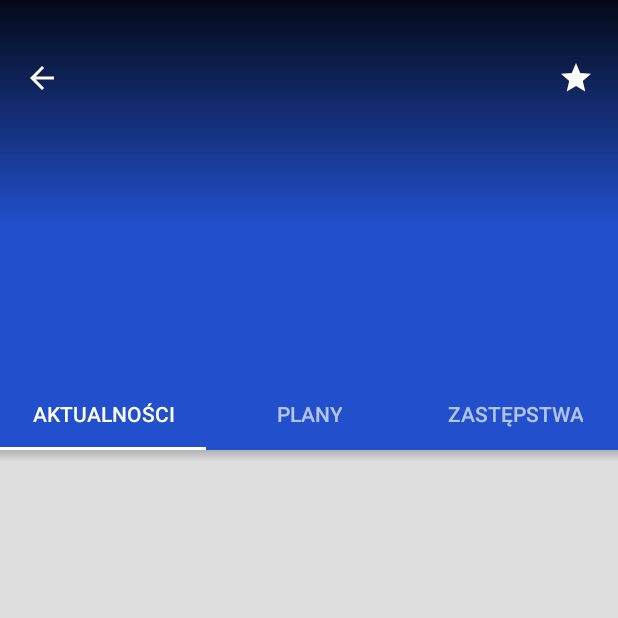
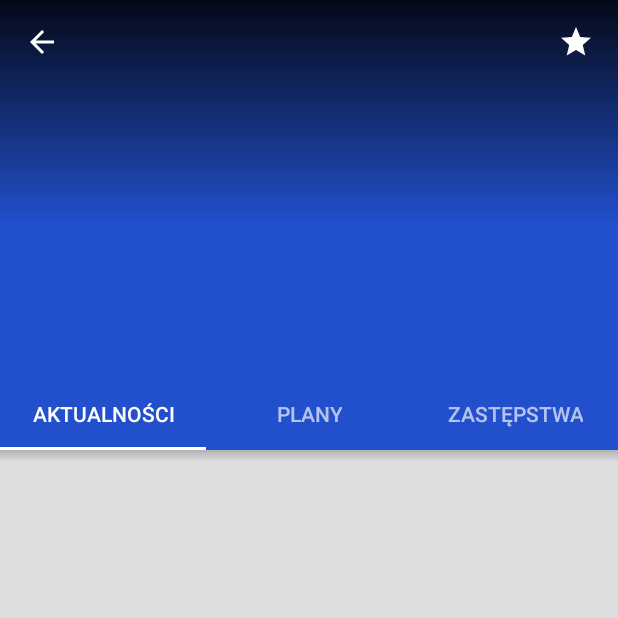
Before and after one commit to orzechdev/replacements-android, an Android app: the ActivityInstitutionProfile screen opened directly, with no data from a screen before it, on a phone screen of 412 x 824 dp, the top half of it. Run offline under Robolectric (Android 15) with nearby library versions, the phone set to English and light mode, and no system bars; our stand-ins replace CircleImageView, Picasso, Room's generated code, data binding; pictures from the network do not load; 2 statements that could not run were skipped.

Commit message:
Fix nieklikalnych przycisków

```diff
--- a/app/src/main/res/layout/activity_institution_profile.xml
+++ b/app/src/main/res/layout/activity_institution_profile.xml
@@ -54,7 +54,7 @@
             <RelativeLayout
                 android:layout_width="match_parent"
                 android:layout_height="wrap_content"
-                android:fitsSystemWindows="false">
+                android:fitsSystemWindows="true">
 
                 <!-- Image Dark Vignette -->
                 <ImageView
@@ -62,11 +62,26 @@
                     android:layout_height="150dp"
                     android:background="@drawable/image_buttons_shadow" />
 
+            </RelativeLayout>
+
+            <android.support.v7.widget.Toolbar
+                android:id="@+id/toolbar"
+                android:layout_width="match_parent"
+                android:layout_height="48dp"
+                android:layout_gravity="top"
+                app:popupTheme="@style/ThemeOverlay.AppCompat.Light"
+                app:layout_collapseMode="pin" />
+
+            <RelativeLayout
+                android:layout_width="match_parent"
+                android:layout_height="wrap_content"
+                android:fitsSystemWindows="false">
+
                 <ImageView
                     android:layout_width="40dp"
                     android:layout_height="40dp"
                     android:padding="8dp"
-                    android:layout_marginTop="32dp"
+                    android:layout_marginTop="8dp"
                     android:layout_marginLeft="8dp"
                     android:layout_marginStart="8dp"
                     android:layout_alignParentLeft="true"
@@ -81,7 +96,7 @@
                     android:layout_width="40dp"
                     android:layout_height="40dp"
                     android:padding="8dp"
-                    android:layout_marginTop="32dp"
+                    android:layout_marginTop="8dp"
                     android:layout_marginRight="8dp"
                     android:layout_marginEnd="8dp"
                     android:layout_alignParentRight="true"
@@ -92,14 +107,6 @@
                     android:foreground="@drawable/transparent_ripple"/>
 
             </RelativeLayout>
-
-            <android.support.v7.widget.Toolbar
-                android:id="@+id/toolbar"
-                android:layout_width="match_parent"
-                android:layout_height="48dp"
-                android:layout_gravity="top"
-                app:popupTheme="@style/ThemeOverlay.AppCompat.Light"
-                app:layout_collapseMode="pin" />
 
             <RelativeLayout
                 android:layout_width="match_parent"
```
